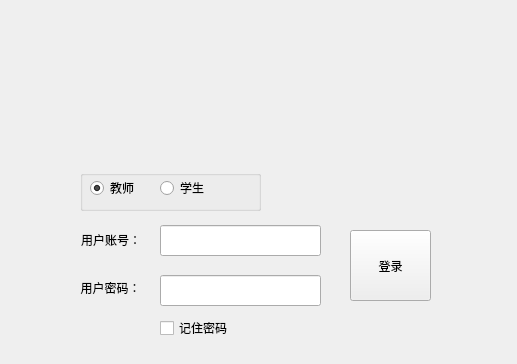
This is modules/gui/src/module/edit/LoadDialog.ui in liushui446/clock_in_system as Qt 5 draws it before an edit. The edited form follows.
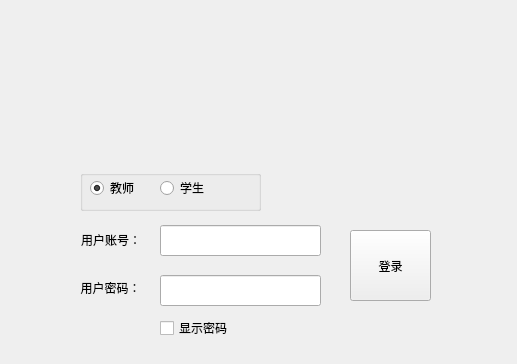
This is the edited form.

```diff
--- a/modules/gui/src/module/edit/LoadDialog.ui
+++ b/modules/gui/src/module/edit/LoadDialog.ui
@@ -61,7 +61,7 @@
      </rect>
     </property>
     <property name="text">
-     <string>记住密码</string>
+     <string>显示密码</string>
     </property>
    </widget>
    <widget class="QGroupBox" name="groupBox">
```
